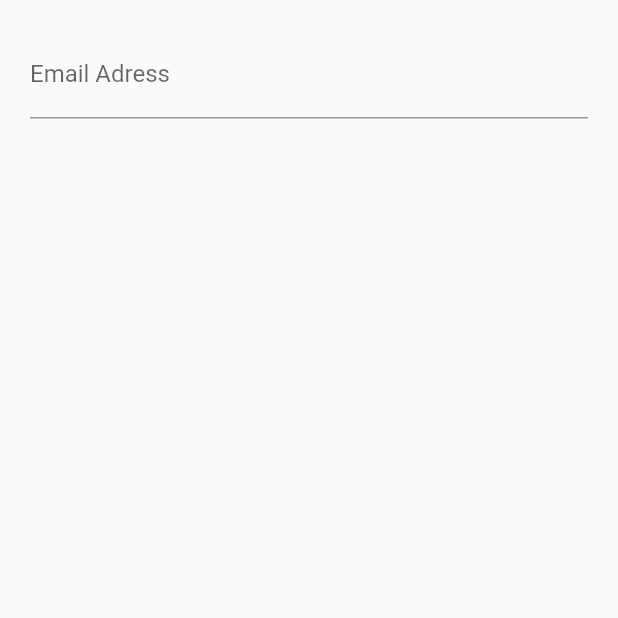
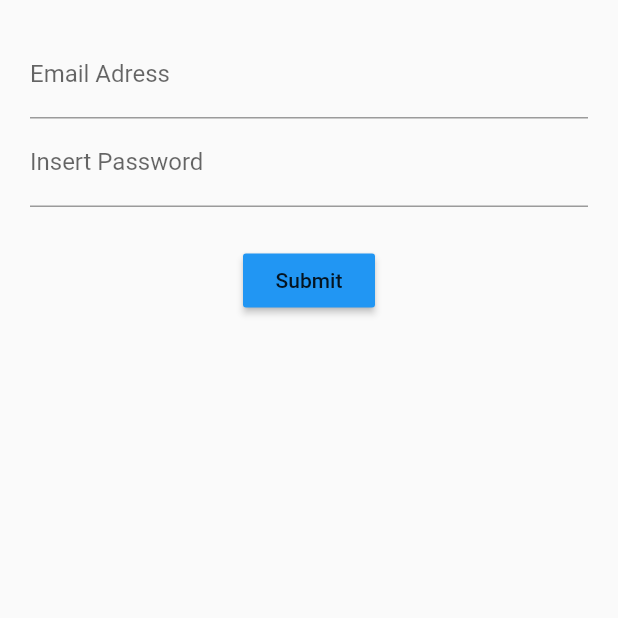
Before and after one commit to jamessom/dart-hellow, a Flutter app: the screen it shows after launch, on a phone screen of 412 x 824 dp, the top half of it. Run offline on Flutter 3.47's test engine with Material 2 defaults, Android fonts, the phone set to English and light mode, and no system bars.

Commit message:
add base inputs

```diff
--- a/login_stateful/lib/src/screens/login_screen.dart
+++ b/login_stateful/lib/src/screens/login_screen.dart
@@ -11,8 +11,9 @@ class LoginScreenState extends State<LoginScreen> {
       child: Column(
         children: [
           emailField(),
-          // passwordField(),
-          // submitButton()
+          passwordField(),
+          Container(margin: EdgeInsets.only(top: 25.0),),
+          submitButton()
         ],
       ),
     );
@@ -20,6 +21,7 @@ class LoginScreenState extends State<LoginScreen> {
 
   Widget emailField() {
     return TextFormField(
+      keyboardType: TextInputType.emailAddress,
       decoration: InputDecoration(
         labelText: 'Email Adress',
         hintText: 'you@example.com'
@@ -27,7 +29,20 @@ class LoginScreenState extends State<LoginScreen> {
     );
   }
 
-  Widget passwordField() {}
+  Widget passwordField() {
+    return TextFormField(
+      decoration: InputDecoration(
+        labelText: 'Insert Password',
+        hintText: 'Password'
+      ),
+    );
+  }
 
-  Widget submitButton() {}
+  Widget submitButton() {
+    return RaisedButton(
+      color: Colors.blue,
+      child: Text('Submit'),
+      onPressed: () {},
+    );
+  }
 }
```
Also changed, not shown: 1 other file.
